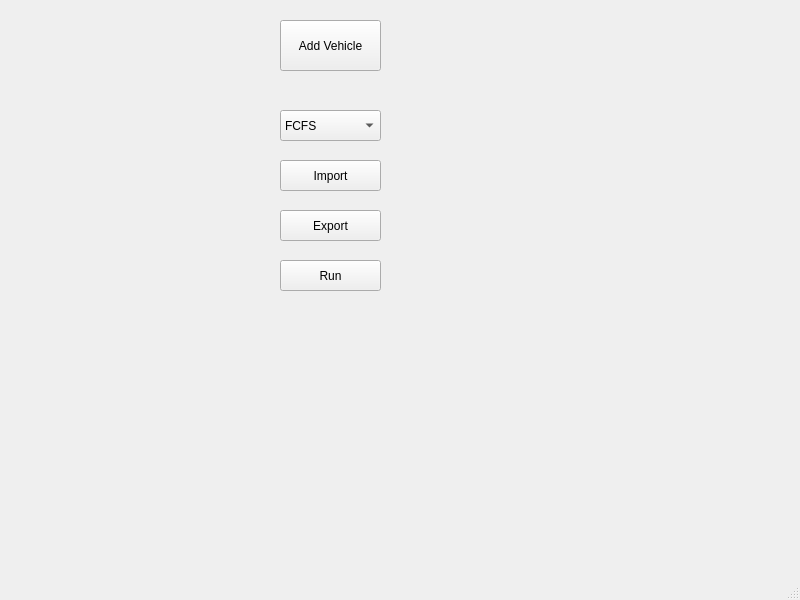
GabrieleFederico/VehicleChargingSimulation, file GUIs/QTDesigner/MainWindow.ui: the form before one commit.
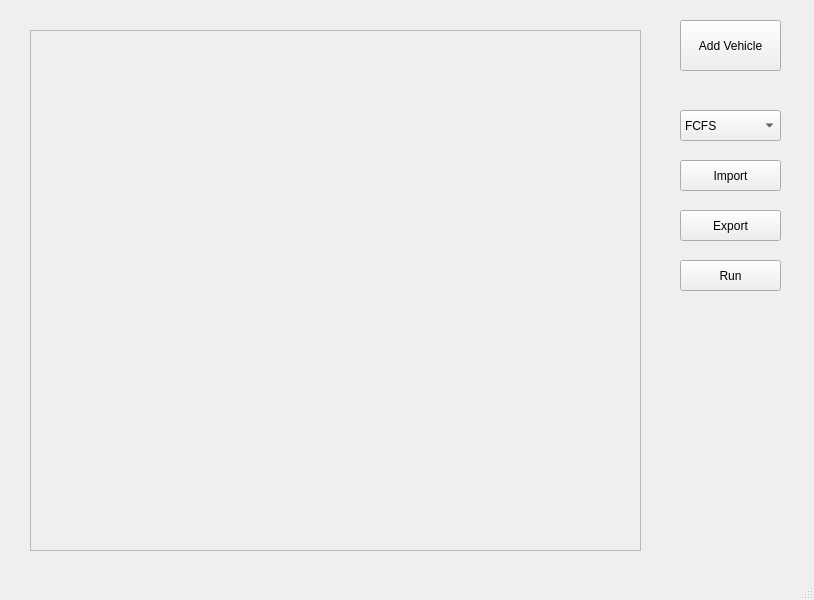
The form after the commit.

Commit message: trying to make ui, not going good

The edit to the form file:
```diff
--- a/GUIs/QTDesigner/MainWindow.ui
+++ b/GUIs/QTDesigner/MainWindow.ui
@@ -6,7 +6,7 @@
    <rect>
     <x>0</x>
     <y>0</y>
-    <width>800</width>
+    <width>814</width>
     <height>600</height>
    </rect>
   </property>
@@ -14,21 +14,10 @@
    <string>MainWindow</string>
   </property>
   <widget class="QWidget" name="centralwidget">
-   <widget class="QWidget" name="verticalLayoutWidget">
-    <property name="geometry">
-     <rect>
-      <x>20</x>
-      <y>10</y>
-      <width>251</width>
-      <height>501</height>
-     </rect>
-    </property>
-    <layout class="QVBoxLayout" name="verticalLayout"/>
-   </widget>
    <widget class="QPushButton" name="addVehicleButton">
     <property name="geometry">
      <rect>
-      <x>280</x>
+      <x>680</x>
       <y>20</y>
       <width>101</width>
       <height>51</height>
@@ -41,7 +30,7 @@
    <widget class="QComboBox" name="strategyComboBox">
     <property name="geometry">
      <rect>
-      <x>280</x>
+      <x>680</x>
       <y>110</y>
       <width>101</width>
       <height>31</height>
@@ -66,7 +55,7 @@
    <widget class="QPushButton" name="importPushButton">
     <property name="geometry">
      <rect>
-      <x>280</x>
+      <x>680</x>
       <y>160</y>
       <width>101</width>
       <height>31</height>
@@ -79,7 +68,7 @@
    <widget class="QPushButton" name="exportPushButton">
     <property name="geometry">
      <rect>
-      <x>280</x>
+      <x>680</x>
       <y>210</y>
       <width>101</width>
       <height>31</height>
@@ -92,7 +81,7 @@
    <widget class="QPushButton" name="runPushButton">
     <property name="geometry">
      <rect>
-      <x>280</x>
+      <x>680</x>
       <y>260</y>
       <width>101</width>
       <height>31</height>
@@ -102,16 +91,30 @@
      <string>Run</string>
     </property>
    </widget>
-  </widget>
-  <widget class="QMenuBar" name="menubar">
+   <widget class="QScrollArea" name="scrollArea">
+    <property name="geometry">
+     <rect>
+      <x>30</x>
+      <y>30</y>
+      <width>611</width>
+      <height>521</height>
+     </rect>
+    </property>
+    <property name="widgetResizable">
+     <bool>true</bool>
+    </property>
+    <widget class="QWidget" name="scrollAreaWidgetContents">
    <property name="geometry">
     <rect>
      <x>0</x>
      <y>0</y>
-     <width>800</width>
-     <height>22</height>
-    </rect>
-   </property>
+       <width>609</width>
+       <height>519</height>
+      </rect>
+     </property>
+     <layout class="QGridLayout" name="gridLayout"/>
+    </widget>
+   </widget>
   </widget>
   <widget class="QStatusBar" name="statusbar"/>
  </widget>
```
Lines whose indentation alone changed are shown as unchanged. The commit also changes 7 other files.
